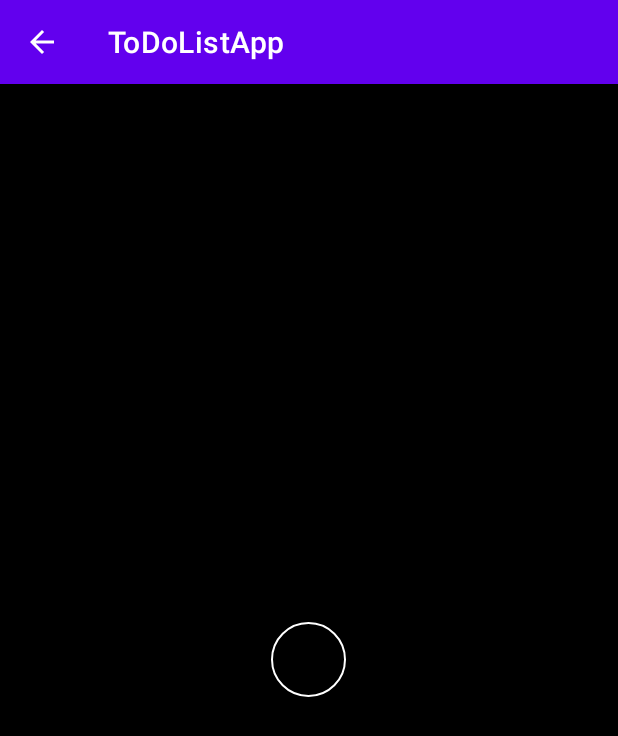
After one commit to ghulamfareed05/ToDoListApp, an Android app: the SnoozeSet screen opened directly, with no data from a screen before it, on a phone screen of 412 x 824 dp. The commit adds this screen. Shown: the top 736 px of the screen. Run offline under Robolectric (Android 15) with nearby library versions, the phone set to English and light mode, and no system bars.

Commit message:
snooze screen

```diff
--- a/app/src/main/java/com/example/todolistapp/MainActivity.java
+++ b/app/src/main/java/com/example/todolistapp/MainActivity.java
@@ -24,6 +24,7 @@ public class MainActivity extends AppCompatActivity implements View.OnClickListe
         super.onCreate(savedInstanceState);
         setContentView(R.layout.activity_main);
         findViewById(R.id.float_btn).setOnClickListener(this);
+
         SqlHelper sqlHelper = new SqlHelper(getApplicationContext(),SqlHelper.DB_NAME);
         Cursor cursor = sqlHelper.getReadableDatabase().rawQuery("Select * from "+ SqlHelper.REMINDER_TABLE,null);
         ArrayList<ReminderModel> reminderModels = new ArrayList<>();
--- /dev/null
+++ b/app/src/main/java/com/example/todolistapp/SnoozeSet.java
@@ -0,0 +1,34 @@
+package com.example.todolistapp;
+
+import android.app.AlarmManager;
+import android.app.KeyguardManager;
+import android.app.PendingIntent;
+import android.content.Context;
+import android.content.Intent;
+import android.os.Build;
+import android.os.Bundle;
+import android.os.PersistableBundle;
+import android.view.WindowManager;
+
+import androidx.annotation.Nullable;
+import androidx.appcompat.app.AppCompatActivity;
+
+public class SnoozeSet extends AppCompatActivity {
+    @Override
+    public void onCreate(@Nullable Bundle savedInstanceState) {
+        super.onCreate(savedInstanceState);
+        setContentView(R.layout.snooze_screen);
+        findViewById(R.id.alarm_status_btn);
+     }
+
+public void setAlarm(long timeInMillis,long id){
+    AlarmManager alarmManager= (AlarmManager) getSystemService(Context.ALARM_SERVICE);
+    Intent intent = new Intent(this,Alarm.class);
+    PendingIntent pendingIntent = PendingIntent.getBroadcast(this,(int) id,intent,0);
+    if (Build.VERSION.SDK_INT >= Build.VERSION_CODES.M) {
+        alarmManager.setExactAndAllowWhileIdle(AlarmManager.RTC_WAKEUP, timeInMillis, pendingIntent);
+    } else {
+        alarmManager.setExact(AlarmManager.RTC_WAKEUP, timeInMillis, pendingIntent);
+    }
+}
+}
--- a/app/src/main/java/com/example/todolistapp/SqlHelper.java
+++ b/app/src/main/java/com/example/todolistapp/SqlHelper.java
@@ -35,7 +35,7 @@ public class SqlHelper extends SQLiteOpenHelper {
         db.execSQL(second_query);
         String query = "Create Table If Not Exists "+ REMINDER_TABLE+"(" +
                  ID+" integer primary key autoincrement," +
-                 LIST_NAME+" varchar(25) NOT NULL,"+
+                 LIST_NAME+" varchar(35) NOT NULL,"+
                  NOTES+" text Not null," +
                  DUE_DATE+" varchar(30)," +
                  DUE_TIME+" varchar(15)," +
--- /dev/null
+++ b/app/src/main/res/drawable/circle_button.xml
@@ -0,0 +1,7 @@
+<?xml version="1.0" encoding="utf-8"?>
+<shape android:shape="oval" xmlns:android="http://schemas.android.com/apk/res/android">
+<size android:height="50dp"
+    android:width="50dp"/>
+    <stroke android:width="1dp"
+        android:color="#fff"/>
+</shape>
--- a/app/src/main/res/layout/add_notes.xml
+++ b/app/src/main/res/layout/add_notes.xml
@@ -65,8 +65,7 @@
             android:layout_width="@dimen/_180sdp"
             android:layout_height="wrap_content"
             android:hint="Date not set"
-            android:textAppearance="?android:textAppearanceLarge"
-            />
+            android:textAppearance="?android:textAppearanceLarge" />
         <View
             android:layout_width="wrap_content"
             android:layout_height="1dip"
@@ -144,7 +143,7 @@
 
 
                 <Spinner
-                    android:id="@+id/snooze_time"
+                    android:id="@+id/repeat_time"
                     android:layout_width="wrap_content"
                     android:layout_height="wrap_content"
                     android:entries="@array/snooze_times"
--- /dev/null
+++ b/app/src/main/res/layout/snooze_screen.xml
@@ -0,0 +1,15 @@
+<?xml version="1.0" encoding="utf-8"?>
+<RelativeLayout xmlns:android="http://schemas.android.com/apk/res/android"
+    android:layout_width="match_parent"
+    android:layout_height="match_parent"
+    android:background="@color/black">
+    <View
+        android:id="@+id/alarm_status_btn"
+        android:layout_width="50dp"
+        android:layout_height="50dip"
+        android:layout_centerInParent="true"
+        android:background="@drawable/circle_button"
+        />
+
+
+</RelativeLayout>
--- a/app/src/main/res/values-night/themes.xml
+++ b/app/src/main/res/values-night/themes.xml
@@ -9,6 +9,7 @@
         <item name="colorSecondary">@color/teal_200</item>
         <item name="colorSecondaryVariant">@color/teal_200</item>
         <item name="colorOnSecondary">@color/black</item>
+        <item name="android:windowDisablePreview">true</item>
         <!-- Status bar color. -->
         <item name="android:statusBarColor" tools:targetApi="l">?attr/colorPrimaryVariant</item>
         <!-- Customize your theme here. -->
--- a/app/src/main/res/values/themes.xml
+++ b/app/src/main/res/values/themes.xml
@@ -9,6 +9,7 @@
         <item name="colorSecondary">@color/teal_200</item>
         <item name="colorSecondaryVariant">@color/teal_700</item>
         <item name="colorOnSecondary">@color/black</item>
+        <item name="android:windowDisablePreview">true</item>
         <!-- Status bar color. -->
         <item name="android:statusBarColor" tools:targetApi="l">?attr/colorPrimaryVariant</item>
         <!-- Customize your theme here. -->
```
Also changed, not shown: app/build.gradle (+5 -5 lines), app/src/main/AndroidManifest.xml (+17 -1 lines), app/src/main/java/com/example/todolistapp/Alarm.java (+9 -1 lines), app/src/main/java/com/example/todolistapp/CreateNoteActivity.java (+115 -65 lines), app/src/main/res/layout/customdatepickerdialoge.xml (added, +64 -0 lines).
